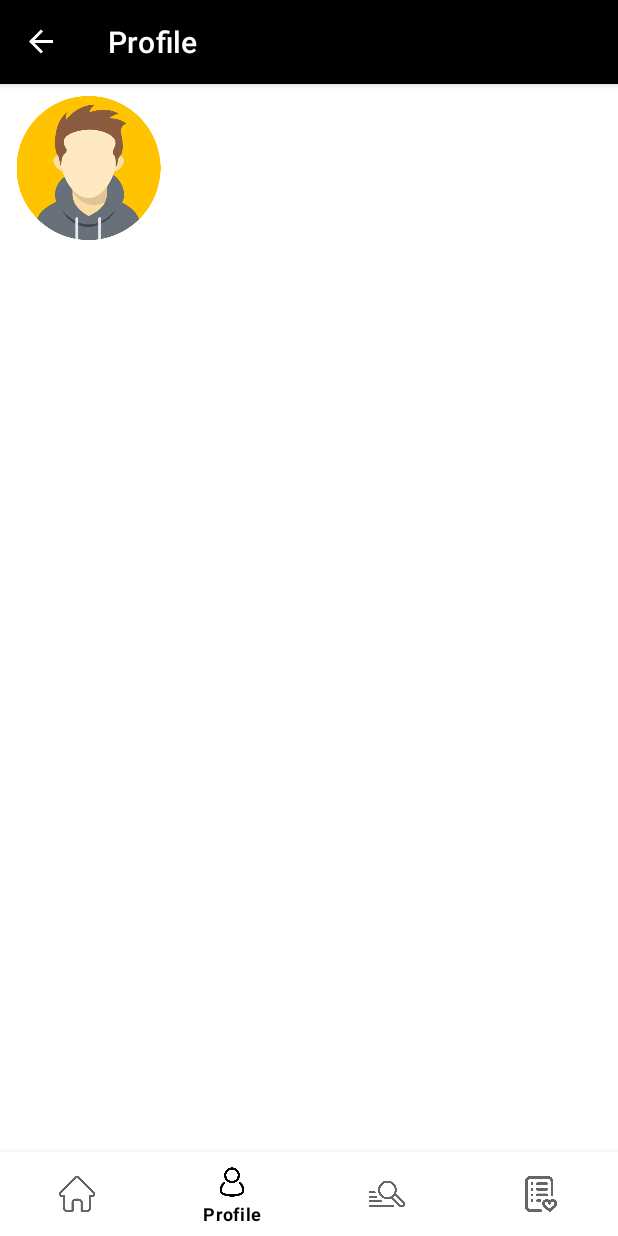
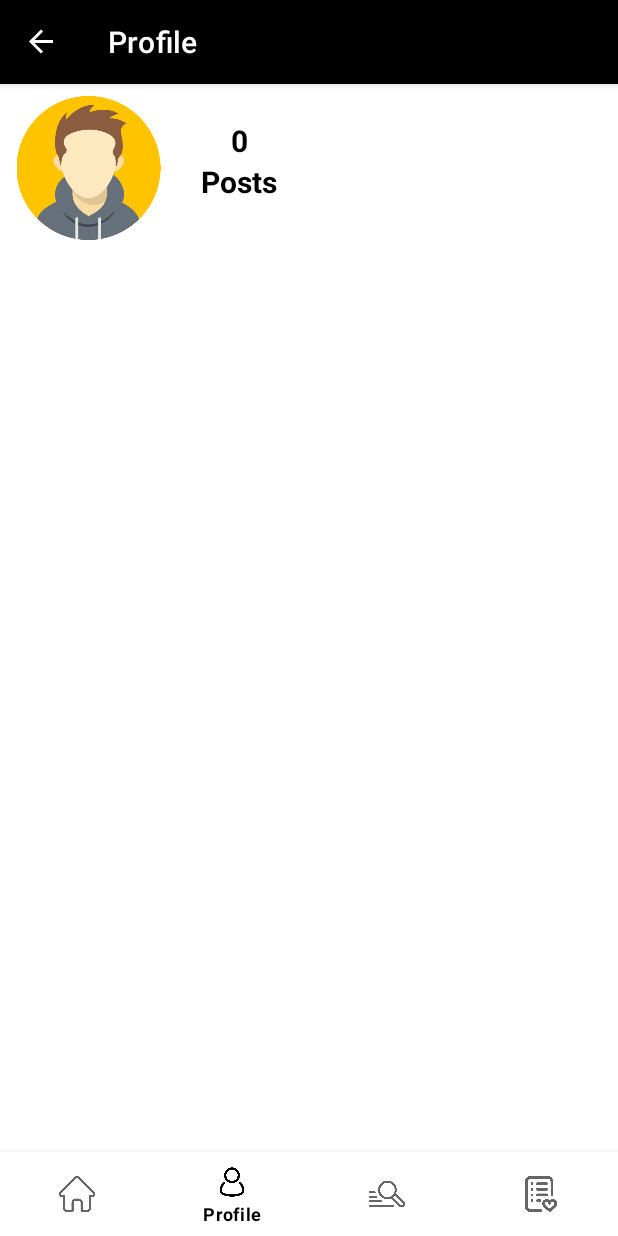
Before and after one commit to kelysot/PerfectFitApp-Android, an Android app: the ProfileFragment screen opened through its navigation route, on a phone screen of 412 x 824 dp. Run offline under Robolectric (Android 15) with nearby library versions, the light colour scheme and no system bars; our stand-ins replace Picasso, navigation-ui; pictures from the network do not load; 3 statements that could not run were skipped.

Commit message:
Add numOfPosts to profile. Add swipeRefresh to SubCategoryDetailsPosts.

```diff
--- a/app/src/main/java/com/example/perfectfitapp_android/profile/ProfileFragment.java
+++ b/app/src/main/java/com/example/perfectfitapp_android/profile/ProfileFragment.java
@@ -38,6 +38,7 @@ public class ProfileFragment extends Fragment {
     ProfileViewModel viewModel;
     ImageView userPic;
     TextView userNameTv;
+    TextView numOfPosts;
 //    ImageButton editProfileBtn;
     MyAdapter adapter;
 
@@ -56,11 +57,13 @@ public class ProfileFragment extends Fragment {
 
         userPic = view.findViewById(R.id.profile_profile_img);
         userNameTv = view.findViewById(R.id.profile_user_name);
+        numOfPosts = view.findViewById(R.id.profile_num_posts_tv);
 //        editProfileBtn = view.findViewById(R.id.profile_edit_profile_btn);
 //        editProfileBtn.setOnClickListener(v-> editProfile(view));
 
         Profile profile = Model.instance.getProfile();
         userNameTv.setText(profile.getUserName());
+        numOfPosts.setText(String.valueOf(profile.getMyPostsListId().size()));
         String userImg = profile.getUserImageUrl();
         if(userImg != null && !userImg.equals("")){
             Model.instance.getImages(userImg, bitmap -> {
--- a/app/src/main/res/layout/fragment_profile.xml
+++ b/app/src/main/res/layout/fragment_profile.xml
@@ -11,12 +11,12 @@
         android:id="@+id/profile_user_name"
         android:layout_width="wrap_content"
         android:layout_height="35dp"
-        android:layout_marginStart="8dp"
         android:layout_marginTop="15dp"
         android:text="TextView"
         android:textColor="#000000"
         android:textSize="20sp"
-        app:layout_constraintStart_toStartOf="parent"
+        app:layout_constraintEnd_toEndOf="@+id/profile_profile_img"
+        app:layout_constraintStart_toStartOf="@+id/profile_profile_img"
         app:layout_constraintTop_toBottomOf="@+id/profile_profile_img" />
 
     <androidx.recyclerview.widget.RecyclerView
@@ -41,4 +41,29 @@
         android:src="@drawable/avatar"
         app:layout_constraintStart_toStartOf="parent"
         app:layout_constraintTop_toTopOf="parent" />
+
+    <TextView
+        android:id="@+id/profile_num_posts_tv"
+        android:layout_width="wrap_content"
+        android:layout_height="wrap_content"
+        android:layout_marginTop="24dp"
+        android:text="0"
+        android:textColor="#000000"
+        android:textSize="20sp"
+        android:textStyle="bold"
+        app:layout_constraintEnd_toEndOf="@+id/textView14"
+        app:layout_constraintStart_toStartOf="@+id/textView14"
+        app:layout_constraintTop_toTopOf="parent" />
+
+    <TextView
+        android:id="@+id/textView14"
+        android:layout_width="wrap_content"
+        android:layout_height="wrap_content"
+        android:layout_marginStart="24dp"
+        android:text="Posts"
+        android:textColor="#000000"
+        android:textSize="20sp"
+        android:textStyle="bold"
+        app:layout_constraintStart_toEndOf="@+id/profile_profile_img"
+        app:layout_constraintTop_toBottomOf="@+id/profile_num_posts_tv" />
 </androidx.constraintlayout.widget.ConstraintLayout>
```
Also changed, not shown: app/src/main/java/com/example/perfectfitapp_android/sub_category/SubCategoryDetailsPostsFragment.java (+9 -0 lines), app/src/main/res/layout/fragment_sub_category_details_posts.xml (+14 -0 lines).
